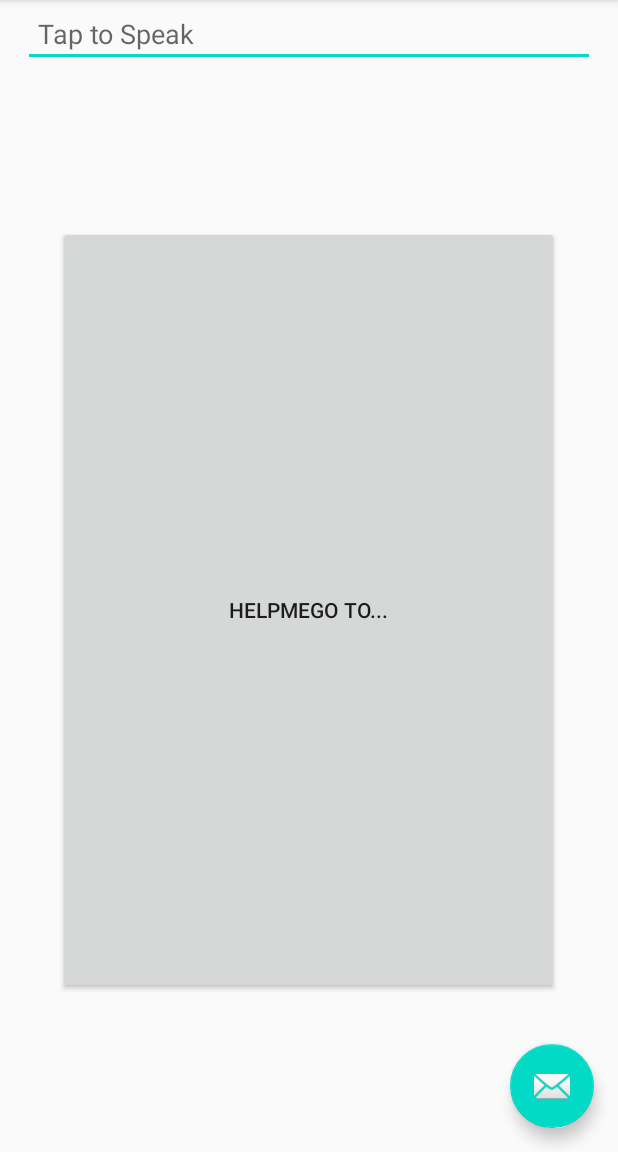
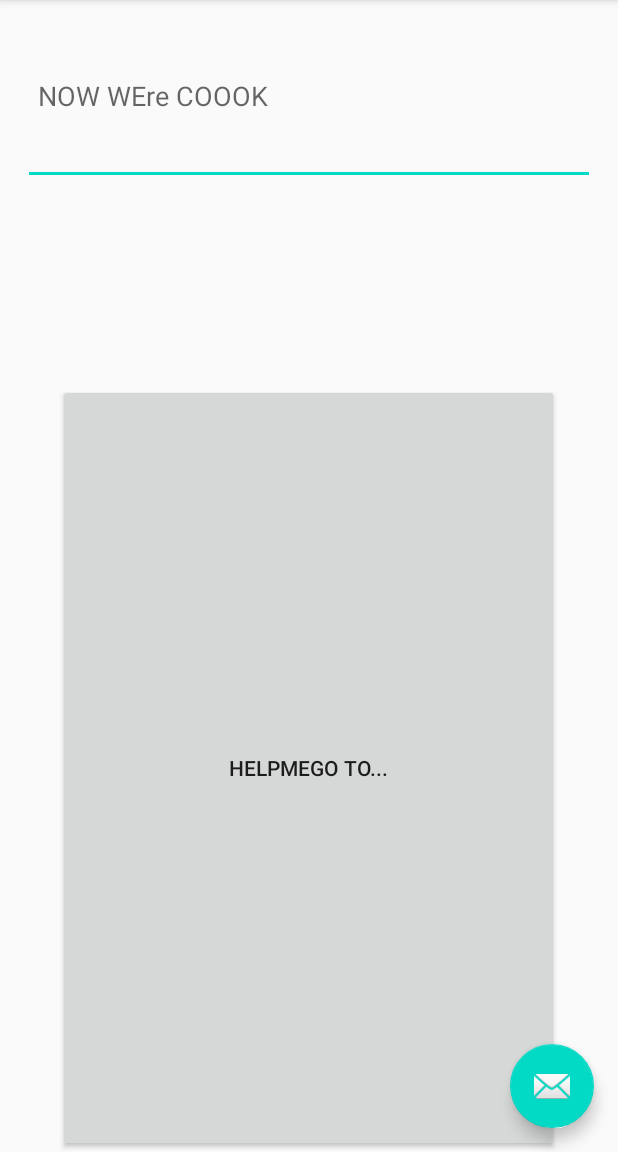
Before and after one commit to CincoSwim/HelpMeGo-Java, an Android app: the screen it shows after launch (MainActivity), on a phone screen of 412 x 824 dp, the part 84-1236 px from its top. Run offline under Robolectric (Android 15) with nearby library versions, the phone set to English and light mode, and no system bars.

```diff
--- a/app/src/main/java/com/example/helpmego_java/MainActivity.java
+++ b/app/src/main/java/com/example/helpmego_java/MainActivity.java
@@ -35,7 +35,7 @@ public class MainActivity extends AppCompatActivity {
         setContentView(R.layout.activity_main);
         Toolbar toolbar = findViewById(R.id.toolbar);
         editText = findViewById(R.id.edit_text);
-
+        editText.setHint("NOW WEre COOOK");
         setSupportActionBar(toolbar);
 
         //pucko added here
--- a/app/src/main/res/layout/activity_main.xml
+++ b/app/src/main/res/layout/activity_main.xml
@@ -30,5 +30,14 @@
             android:layout_gravity="bottom|end"
             android:layout_margin="@dimen/fab_margin"
             app:srcCompat="@android:drawable/ic_dialog_email"/>
+    <EditText android:id="@+id/edit_text"
+              android:layout_width="match_parent"
+              android:layout_height="119dp"
+              android:layout_marginRight="15dp"
+              android:layout_marginLeft="15dp"
+              android:layout_marginTop="60dp"
+              android:hint="Tap to Speak"
+              android:padding="10dp"
+              android:layout_centerInParent="true" tools:ignore="MissingConstraints"/>
 
 </androidx.coordinatorlayout.widget.CoordinatorLayout>
--- a/app/src/main/res/layout/fragment_first.xml
+++ b/app/src/main/res/layout/fragment_first.xml
@@ -7,15 +7,7 @@
         android:layout_height="match_parent"
         tools:context=".FirstFragment">
 
-    <EditText android:id="@+id/edit_text"
-              android:layout_width="match_parent"
-              android:layout_height="wrap_content"
 
-              android:layout_marginRight="15dp"
-              android:layout_marginLeft="15dp"
-              android:hint="Tap to Speak"
-              android:padding="10dp"
-              android:layout_centerInParent = "true" tools:ignore="MissingConstraints"/>
 
 
 
```
